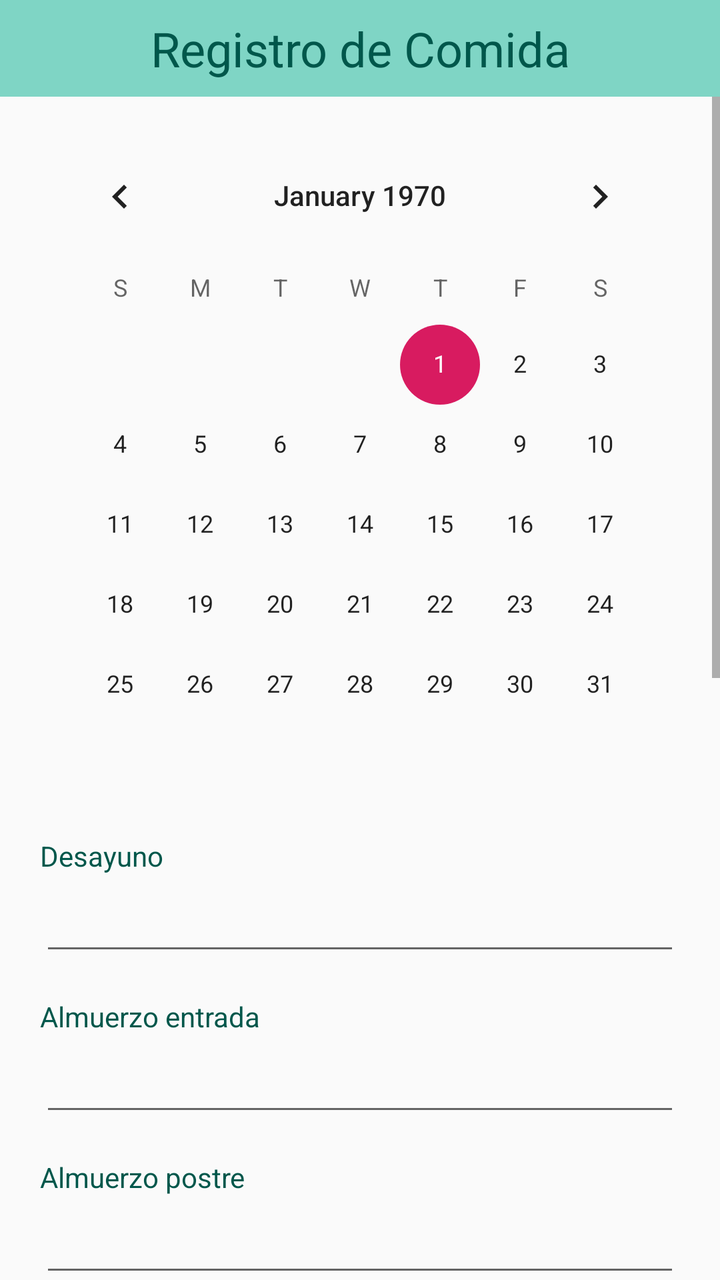
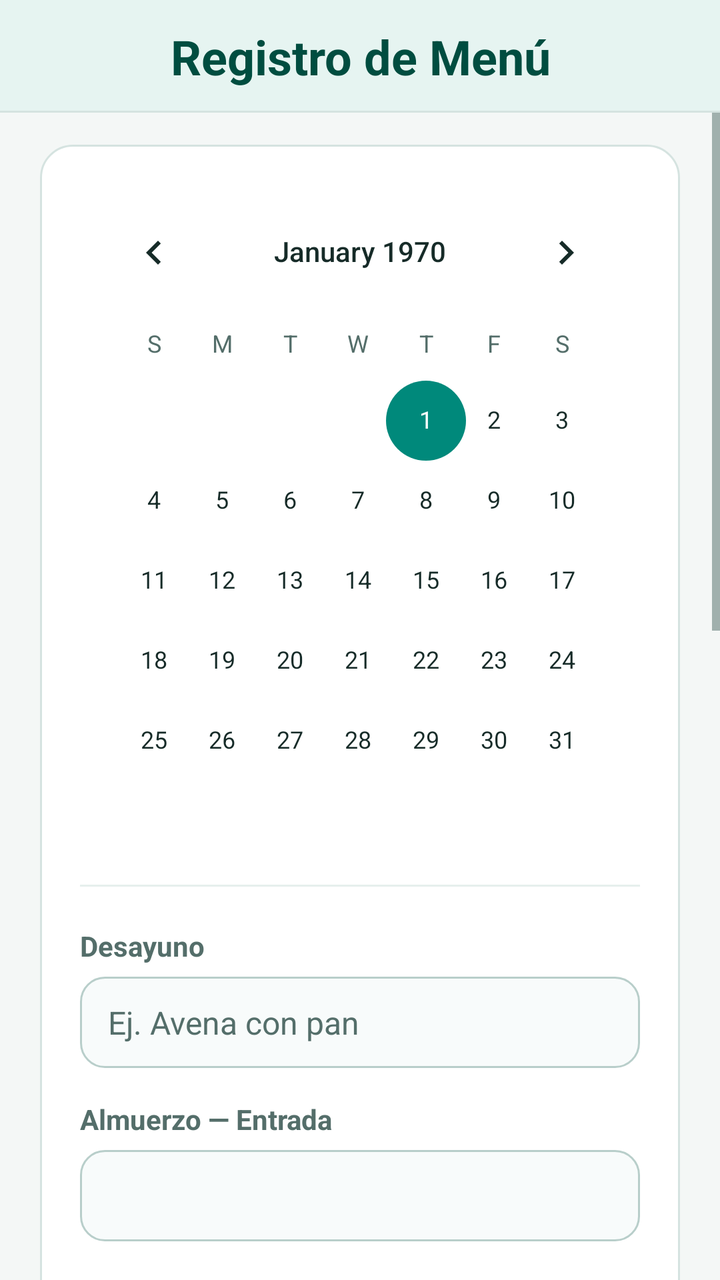

Two renders of the same Android screen: before a commit and after it. Below are the layout's source before the change and the commit's diff.
<!-- AndroidManifest.xml: application theme AppTheme -->
<!-- res/layout/fragment_fragmento_secretaria_horario.xml -->
<?xml version="1.0" encoding="utf-8"?>
<LinearLayout xmlns:android="http://schemas.android.com/apk/res/android"
    xmlns:app="http://schemas.android.com/apk/res-auto"
    xmlns:tools="http://schemas.android.com/tools"
    android:layout_width="match_parent"
    android:layout_height="match_parent"
    android:orientation="vertical"
    tools:context=".fragmento_secretaria.fragmento_secretaria_horario">

    <TextView
        android:id="@+id/textView17"
        android:layout_width="match_parent"
        android:layout_height="wrap_content"
        android:background="#7FD5C5"
        android:gravity="center_horizontal"
        android:paddingVertical="8dp"
        android:text="Registro de Comida"
        android:textColor="@color/colorPrimaryDark"
        android:textSize="@dimen/header_text_size" />

    <ScrollView
        android:layout_width="match_parent"
        android:layout_height="0dp"
        android:layout_weight="1"
        android:fillViewport="true">

        <androidx.constraintlayout.widget.ConstraintLayout
            android:layout_width="match_parent"
            android:layout_height="wrap_content"
            android:paddingStart="@dimen/screen_padding_horizontal"
            android:paddingTop="@dimen/screen_padding_vertical"
            android:paddingEnd="@dimen/screen_padding_horizontal"
            android:paddingBottom="@dimen/screen_padding_vertical">

            <LinearLayout
                android:layout_width="0dp"
                android:layout_height="wrap_content"
                android:orientation="vertical"
                app:layout_constraintEnd_toEndOf="parent"
                app:layout_constraintStart_toStartOf="parent"
                app:layout_constraintTop_toTopOf="parent"
                app:layout_constraintWidth_max="@dimen/content_max_width">

                <CalendarView
                    android:id="@+id/calendario"
                    android:layout_width="match_parent"
                    android:layout_height="wrap_content"
                    android:layout_gravity="center_horizontal" />

                <TextView
                    android:id="@+id/textView24"
                    android:layout_width="match_parent"
                    android:layout_height="wrap_content"
                    android:layout_marginTop="16dp"
                    android:text="Desayuno"
                    android:textColor="@color/colorPrimaryDark" />

                <EditText
                    android:id="@+id/text_desayuno"
                    android:layout_width="match_parent"
                    android:layout_height="wrap_content"
                    android:layout_marginTop="4dp"
                    android:ems="10"
                    android:inputType="textPersonName" />

                <TextView
                    android:id="@+id/textView25"
                    android:layout_width="match_parent"
                    android:layout_height="wrap_content"
                    android:layout_marginTop="16dp"
                    android:text="Almuerzo entrada"
                    android:textColor="@color/colorPrimaryDark" />

                <EditText
                    android:id="@+id/text_al_entrada"
                    android:layout_width="match_parent"
                    android:layout_height="wrap_content"
                    android:layout_marginTop="4dp"
                    android:ems="10"
                    android:inputType="textPersonName" />

                <TextView
                    android:id="@+id/textView26"
                    android:layout_width="match_parent"
                    android:layout_height="wrap_content"
                    android:layout_marginTop="16dp"
                    android:text="Almuerzo postre"
                    android:textColor="@color/colorPrimaryDark" />

                <EditText
                    android:id="@+id/text_al_postre"
                    android:layout_width="match_parent"
                    android:layout_height="wrap_content"
                    android:layout_marginTop="4dp"
                    android:ems="10"
                    android:inputType="textPersonName" />

                <TextView
                    android:id="@+id/textView27"
                    android:layout_width="match_parent"
                    android:layout_height="wrap_content"
                    android:layout_marginTop="16dp"
                    android:text="Almuerzo"
                    android:textColor="@color/colorPrimaryDark" />

                <EditText
                    android:id="@+id/text_al"
                    android:layout_width="match_parent"
                    android:layout_height="wrap_content"
                    android:layout_marginTop="4dp"
                    android:ems="10"
                    android:inputType="textPersonName" />

                <TextView
                    android:id="@+id/textView28"
                    android:layout_width="match_parent"
                    android:layout_height="wrap_content"
                    android:layout_marginTop="16dp"
                    android:text="Almuerzo bebida"
                    android:textColor="@color/colorPrimaryDark" />

                <EditText
                    android:id="@+id/text_al_bebida"
                    android:layout_width="match_parent"
                    android:layout_height="wrap_content"
                    android:layout_marginTop="4dp"
                    android:ems="10"
                    android:inputType="textPersonName" />

                <TextView
                    android:id="@+id/textView29"
                    android:layout_width="match_parent"
                    android:layout_height="wrap_content"
                    android:layout_marginTop="16dp"
                    android:text="Cena entrada"
                    android:textColor="@color/colorPrimaryDark" />

                <EditText
                    android:id="@+id/text_ce_entrada"
                    android:layout_width="match_parent"
                    android:layout_height="wrap_content"
                    android:layout_marginTop="4dp"
                    android:ems="10"
                    android:inputType="textPersonName" />

                <TextView
                    android:id="@+id/textView30"
                    android:layout_width="match_parent"
                    android:layout_height="wrap_content"
                    android:layout_marginTop="16dp"
                    android:text="Cena postre"
                    android:textColor="@color/colorPrimaryDark" />

                <EditText
                    android:id="@+id/text_ce_postre"
                    android:layout_width="match_parent"
                    android:layout_height="wrap_content"
                    android:layout_marginTop="4dp"
                    android:ems="10"
                    android:inputType="textPersonName" />

                <TextView
                    android:id="@+id/textView31"
                    android:layout_width="match_parent"
                    android:layout_height="wrap_content"
                    android:layout_marginTop="16dp"
                    android:text="Cena"
                    android:textColor="@color/colorPrimaryDark" />

                <EditText
                    android:id="@+id/text_ce"
                    android:layout_width="match_parent"
                    android:layout_height="wrap_content"
                    android:layout_marginTop="4dp"
                    android:ems="10"
                    android:inputType="textPersonName" />

                <TextView
                    android:id="@+id/textView32"
                    android:layout_width="match_parent"
                    android:layout_height="wrap_content"
                    android:layout_marginTop="16dp"
                    android:text="Cena bebida"
                    android:textColor="@color/colorPrimaryDark" />

                <EditText
                    android:id="@+id/text_ce_bebida"
                    android:layout_width="match_parent"
                    android:layout_height="wrap_content"
                    android:layout_marginTop="4dp"
                    android:ems="10"
                    android:inputType="textPersonName" />

                <Button
                    android:id="@+id/btn_registrar"
                    android:layout_width="@dimen/button_width"
                    android:layout_height="wrap_content"
                    android:layout_gravity="center_horizontal"
                    android:layout_marginTop="28dp"
                    android:layout_marginBottom="16dp"
                    android:background="#7FD5C5"
                    android:text="Guardar"
                    android:textColor="@color/colorPrimaryDark"
                    android:textSize="20sp" />

                <TextView
                    android:id="@+id/textView33"
                    android:layout_width="match_parent"
                    android:layout_height="wrap_content"
                    android:text="" />

            </LinearLayout>

        </androidx.constraintlayout.widget.ConstraintLayout>

    </ScrollView>

</LinearLayout>
<!-- resources referenced by this layout -->
<resources>
  <color name="colorPrimaryDark">#00574B</color>
  <dimen name="button_width">200dp</dimen>
  <style name="AppTheme" parent="Theme.AppCompat.Light.DarkActionBar">
          
          <item name="colorPrimary">@color/colorPrimary</item>
          <item name="colorPrimaryDark">@color/colorPrimaryDark</item>
          <item name="colorAccent">@color/colorAccent</item>
      </style>
  <color name="colorPrimary">#8BD8D0</color>
  <color name="colorAccent">#D81B60</color>
  <!-- unchanged entries left out for length: 4 -->
</resources>

<!-- the commit's change to res/layout/fragment_fragmento_secretaria_horario.xml (unified diff, before → after) -->
@@ -4,19 +4,14 @@
     xmlns:tools="http://schemas.android.com/tools"
     android:layout_width="match_parent"
     android:layout_height="match_parent"
+    android:background="@color/bgScreen"
     android:orientation="vertical"
     tools:context=".fragmento_secretaria.fragmento_secretaria_horario">
 
     <TextView
         android:id="@+id/textView17"
-        android:layout_width="match_parent"
-        android:layout_height="wrap_content"
-        android:background="#7FD5C5"
-        android:gravity="center_horizontal"
-        android:paddingVertical="8dp"
-        android:text="Registro de Comida"
-        android:textColor="@color/colorPrimaryDark"
-        android:textSize="@dimen/header_text_size" />
+        style="@style/ComedorSectionHeader"
+        android:text="Registro de Menú" />
 
     <ScrollView
         android:layout_width="match_parent"
@@ -33,6 +28,7 @@
             android:paddingBottom="@dimen/screen_padding_vertical">
 
             <LinearLayout
+                style="@style/ComedorCard"
                 android:layout_width="0dp"
                 android:layout_height="wrap_content"
                 android:orientation="vertical"
@@ -47,161 +43,153 @@
                     android:layout_height="wrap_content"
                     android:layout_gravity="center_horizontal" />
 
+                <View style="@style/ComedorDivider" />
+
                 <TextView
                     android:id="@+id/textView24"
-                    android:layout_width="match_parent"
-                    android:layout_height="wrap_content"
-                    android:layout_marginTop="16dp"
-                    android:text="Desayuno"
-                    android:textColor="@color/colorPrimaryDark" />
+                    style="@style/ComedorFieldLabel"
+                    android:layout_marginTop="8dp"
+                    android:text="Desayuno" />
 
                 <EditText
                     android:id="@+id/text_desayuno"
-                    android:layout_width="match_parent"
-                    android:layout_height="wrap_content"
-                    android:layout_marginTop="4dp"
-                    android:ems="10"
+                    style="@style/ComedorInput"
+                    android:layout_width="match_parent"
+                    android:layout_height="wrap_content"
+                    android:layout_marginTop="6dp"
+                    android:ems="10"
+                    android:hint="Ej. Avena con pan"
                     android:inputType="textPersonName" />
 
                 <TextView
                     android:id="@+id/textView25"
-                    android:layout_width="match_parent"
-                    android:layout_height="wrap_content"
-                    android:layout_marginTop="16dp"
-                    android:text="Almuerzo entrada"
-                    android:textColor="@color/colorPrimaryDark" />
+                    style="@style/ComedorFieldLabel"
+                    android:layout_marginTop="@dimen/form_section_spacing"
+                    android:text="Almuerzo — Entrada" />
 
                 <EditText
                     android:id="@+id/text_al_entrada"
-                    android:layout_width="match_parent"
-                    android:layout_height="wrap_content"
-                    android:layout_marginTop="4dp"
+                    style="@style/ComedorInput"
+                    android:layout_width="match_parent"
+                    android:layout_height="wrap_content"
+                    android:layout_marginTop="6dp"
                     android:ems="10"
                     android:inputType="textPersonName" />
 
                 <TextView
                     android:id="@+id/textView26"
-                    android:layout_width="match_parent"
-                    android:layout_height="wrap_content"
-                    android:layout_marginTop="16dp"
-                    android:text="Almuerzo postre"
-                    android:textColor="@color/colorPrimaryDark" />
+                    style="@style/ComedorFieldLabel"
+                    android:layout_marginTop="@dimen/form_section_spacing"
+                    android:text="Almuerzo — Postre" />
 
                 <EditText
                     android:id="@+id/text_al_postre"
-                    android:layout_width="match_parent"
-                    android:layout_height="wrap_content"
-                    android:layout_marginTop="4dp"
+                    style="@style/ComedorInput"
+                    android:layout_width="match_parent"
+                    android:layout_height="wrap_content"
+                    android:layout_marginTop="6dp"
                     android:ems="10"
                     android:inputType="textPersonName" />
 
                 <TextView
                     android:id="@+id/textView27"
-                    android:layout_width="match_parent"
-                    android:layout_height="wrap_content"
-                    android:layout_marginTop="16dp"
-                    android:text="Almuerzo"
-                    android:textColor="@color/colorPrimaryDark" />
+                    style="@style/ComedorFieldLabel"
+                    android:layout_marginTop="@dimen/form_section_spacing"
+                    android:text="Almuerzo — Plato principal" />
 
                 <EditText
                     android:id="@+id/text_al"
-                    android:layout_width="match_parent"
-                    android:layout_height="wrap_content"
-                    android:layout_marginTop="4dp"
+                    style="@style/ComedorInput"
+                    android:layout_width="match_parent"
+                    android:layout_height="wrap_content"
+                    android:layout_marginTop="6dp"
                     android:ems="10"
                     android:inputType="textPersonName" />
 
                 <TextView
                     android:id="@+id/textView28"
-                    android:layout_width="match_parent"
-                    android:layout_height="wrap_content"
-                    android:layout_marginTop="16dp"
-                    android:text="Almuerzo bebida"
-                    android:textColor="@color/colorPrimaryDark" />
+                    style="@style/ComedorFieldLabel"
+                    android:layout_marginTop="@dimen/form_section_spacing"
+                    android:text="Almuerzo — Bebida" />
 
                 <EditText
                     android:id="@+id/text_al_bebida"
-                    android:layout_width="match_parent"
-                    android:layout_height="wrap_content"
-                    android:layout_marginTop="4dp"
-                    android:ems="10"
-                    android:inputType="textPersonName" />
+                    style="@style/ComedorInput"
+                    android:layout_width="match_parent"
+                    android:layout_height="wrap_content"
+                    android:layout_marginTop="6dp"
+                    android:ems="10"
+                    android:inputType="textPersonName" />
+
+                <View style="@style/ComedorDivider" />
 
                 <TextView
                     android:id="@+id/textView29"
-                    android:layout_width="match_parent"
-                    android:layout_height="wrap_content"
-                    android:layout_marginTop="16dp"
-                    android:text="Cena entrada"
-                    android:textColor="@color/colorPrimaryDark" />
+                    style="@style/ComedorFieldLabel"
+                    android:layout_marginTop="8dp"
+                    android:text="Cena — Entrada" />
 
                 <EditText
                     android:id="@+id/text_ce_entrada"
-                    android:layout_width="match_parent"
-                    android:layout_height="wrap_content"
-                    android:layout_marginTop="4dp"
+                    style="@style/ComedorInput"
+                    android:layout_width="match_parent"
+                    android:layout_height="wrap_content"
+                    android:layout_marginTop="6dp"
                     android:ems="10"
                     android:inputType="textPersonName" />
 
                 <TextView
                     android:id="@+id/textView30"
-                    android:layout_width="match_parent"
-                    android:layout_height="wrap_content"
-                    android:layout_marginTop="16dp"
-                    android:text="Cena postre"
-                    android:textColor="@color/colorPrimaryDark" />
+                    style="@style/ComedorFieldLabel"
+                    android:layout_marginTop="@dimen/form_section_spacing"
+                    android:text="Cena — Postre" />
 
                 <EditText
                     android:id="@+id/text_ce_postre"
-                    android:layout_width="match_parent"
-                    android:layout_height="wrap_content"
-                    android:layout_marginTop="4dp"
+                    style="@style/ComedorInput"
+                    android:layout_width="match_parent"
+                    android:layout_height="wrap_content"
+                    android:layout_marginTop="6dp"
                     android:ems="10"
                     android:inputType="textPersonName" />
 
                 <TextView
                     android:id="@+id/textView31"
-                    android:layout_width="match_parent"
-                    android:layout_height="wrap_content"
-                    android:layout_marginTop="16dp"
-                    android:text="Cena"
-                    android:textColor="@color/colorPrimaryDark" />
+                    style="@style/ComedorFieldLabel"
+                    android:layout_marginTop="@dimen/form_section_spacing"
+                    android:text="Cena — Plato principal" />
 
                 <EditText
                     android:id="@+id/text_ce"
-                    android:layout_width="match_parent"
-                    android:layout_height="wrap_content"
-                    android:layout_marginTop="4dp"
+                    style="@style/ComedorInput"
+                    android:layout_width="match_parent"
+                    android:layout_height="wrap_content"
+                    android:layout_marginTop="6dp"
                     android:ems="10"
                     android:inputType="textPersonName" />
 
                 <TextView
                     android:id="@+id/textView32"
-                    android:layout_width="match_parent"
-                    android:layout_height="wrap_content"
-                    android:layout_marginTop="16dp"
-                    android:text="Cena bebida"
-                    android:textColor="@color/colorPrimaryDark" />
+                    style="@style/ComedorFieldLabel"
+                    android:layout_marginTop="@dimen/form_section_spacing"
+                    android:text="Cena — Bebida" />
 
                 <EditText
                     android:id="@+id/text_ce_bebida"
-                    android:layout_width="match_parent"
-                    android:layout_height="wrap_content"
-                    android:layout_marginTop="4dp"
+                    style="@style/ComedorInput"
+                    android:layout_width="match_parent"
+                    android:layout_height="wrap_content"
+                    android:layout_marginTop="6dp"
                     android:ems="10"
                     android:inputType="textPersonName" />
 
                 <Button
                     android:id="@+id/btn_registrar"
-                    android:layout_width="@dimen/button_width"
-                    android:layout_height="wrap_content"
-                    android:layout_gravity="center_horizontal"
-                    android:layout_marginTop="28dp"
-                    android:layout_marginBottom="16dp"
-                    android:background="#7FD5C5"
-                    android:text="Guardar"
-                    android:textColor="@color/colorPrimaryDark"
-                    android:textSize="20sp" />
+                    style="@style/ComedorButtonPrimary"
+                    android:layout_width="match_parent"
+                    android:layout_height="wrap_content"
+                    android:layout_marginTop="24dp"
+                    android:text="Guardar menú" />
 
                 <TextView
                     android:id="@+id/textView33"
<!-- resource entries referenced after the edit -->
@@ -1,15 +1,155 @@
 <!-- resources referenced by this layout -->
 <resources>
-  <color name="colorPrimaryDark">#00574B</color>
-  <dimen name="button_width">200dp</dimen>
+  <color name="bgScreen">#F4F7F6</color>
+  <dimen name="form_section_spacing">16dp</dimen>
+  <style name="ComedorButtonPrimary">
+          <item name="android:background">@drawable/bg_btn_primary</item>
+          <item name="android:minHeight">48dp</item>
+          <item name="android:paddingStart">20dp</item>
+          <item name="android:paddingEnd">20dp</item>
+          <item name="android:paddingTop">10dp</item>
+          <item name="android:paddingBottom">10dp</item>
+          <item name="android:textAllCaps">false</item>
+          <item name="android:textColor">@color/textOnPrimary</item>
+          <item name="android:textSize">17sp</item>
+          <item name="android:textStyle">bold</item>
+      </style>
+  <style name="ComedorCard">
+          <item name="android:background">@drawable/bg_card</item>
+          <item name="android:padding">20dp</item>
+      </style>
+  <style name="ComedorDivider">
+          <item name="android:layout_width">match_parent</item>
+          <item name="android:layout_height">1dp</item>
+          <item name="android:layout_marginTop">12dp</item>
+          <item name="android:layout_marginBottom">12dp</item>
+          <item name="android:background">@color/dividerSoft</item>
+      </style>
+  <style name="ComedorFieldLabel">
+          <item name="android:layout_width">match_parent</item>
+          <item name="android:layout_height">wrap_content</item>
+          <item name="android:textColor">@color/textSecondary</item>
+          <item name="android:textSize">14sp</item>
+          <item name="android:textStyle">bold</item>
+      </style>
+  <style name="ComedorInput">
+          <item name="android:background">@drawable/bg_input</item>
+          <item name="android:paddingStart">14dp</item>
+          <item name="android:paddingEnd">14dp</item>
+          <item name="android:paddingTop">12dp</item>
+          <item name="android:paddingBottom">12dp</item>
+          <item name="android:textColor">@color/textPrimary</item>
+          <item name="android:textColorHint">@color/textSecondary</item>
+          <item name="android:textSize">@dimen/body_text_size</item>
+      </style>
+  <style name="ComedorSectionHeader">
+          <item name="android:layout_width">match_parent</item>
+          <item name="android:layout_height">wrap_content</item>
+          <item name="android:background">@drawable/bg_header_banner</item>
+          <item name="android:gravity">center_horizontal</item>
+          <item name="android:paddingTop">12dp</item>
+          <item name="android:paddingBottom">12dp</item>
+          <item name="android:paddingStart">16dp</item>
+          <item name="android:paddingEnd">16dp</item>
+          <item name="android:textColor">@color/colorPrimaryDark</item>
+          <item name="android:textSize">@dimen/header_text_size</item>
+          <item name="android:textStyle">bold</item>
+      </style>
+  <color name="colorPrimaryDark">#004D40</color>
   <style name="AppTheme" parent="Theme.AppCompat.Light.DarkActionBar">
-          
           <item name="colorPrimary">@color/colorPrimary</item>
           <item name="colorPrimaryDark">@color/colorPrimaryDark</item>
           <item name="colorAccent">@color/colorAccent</item>
+          <item name="android:windowBackground">@color/bgScreen</item>
+          <item name="android:textColorPrimary">@color/textPrimary</item>
+          <item name="android:textColorSecondary">@color/textSecondary</item>
       </style>
-  <color name="colorPrimary">#8BD8D0</color>
-  <color name="colorAccent">#D81B60</color>
+  <!-- drawable bg_btn_primary (drawable) -->
+  <?xml version="1.0" encoding="utf-8"?>
+  <selector xmlns:android="http://schemas.android.com/apk/res/android">
+      <item android:state_enabled="false">
+          <shape android:shape="rectangle">
+              <solid android:color="@color/btnPrimaryDisabled" />
+              <corners android:radius="12dp" />
+          </shape>
+      </item>
+      <item android:state_pressed="true">
+          <shape android:shape="rectangle">
+              <solid android:color="@color/btnPrimaryPressed" />
+              <corners android:radius="12dp" />
+          </shape>
+      </item>
+      <item>
+          <shape android:shape="rectangle">
+              <solid android:color="@color/colorPrimary" />
+              <corners android:radius="12dp" />
+          </shape>
+      </item>
+  </selector>
+  <color name="textOnPrimary">#FFFFFF</color>
+  <!-- drawable bg_card (drawable) -->
+  <?xml version="1.0" encoding="utf-8"?>
+  <shape xmlns:android="http://schemas.android.com/apk/res/android"
+      android:shape="rectangle">
+      <solid android:color="@color/bgCard" />
+      <corners android:radius="16dp" />
+      <stroke
+          android:width="1dp"
+          android:color="@color/borderCard" />
+  </shape>
+  <color name="dividerSoft">#E6EFED</color>
+  <color name="textSecondary">#546E6A</color>
+  <!-- drawable bg_input (drawable) -->
+  <?xml version="1.0" encoding="utf-8"?>
+  <selector xmlns:android="http://schemas.android.com/apk/res/android">
+      <item android:state_enabled="false">
+          <shape android:shape="rectangle">
+              <solid android:color="@color/bgInputDisabled" />
+              <corners android:radius="12dp" />
+              <stroke android:width="1dp" android:color="@color/borderCard" />
+          </shape>
+      </item>
+      <item android:state_focused="true">
+          <shape android:shape="rectangle">
+              <solid android:color="@color/bgCard" />
+              <corners android:radius="12dp" />
+              <stroke android:width="2dp" android:color="@color/colorAccent" />
+          </shape>
+      </item>
+      <item>
+          <shape android:shape="rectangle">
+              <solid android:color="@color/bgInput" />
+              <corners android:radius="12dp" />
+              <stroke android:width="1dp" android:color="@color/borderInput" />
+          </shape>
+      </item>
+  </selector>
+  <color name="textPrimary">#162B28</color>
+  <dimen name="body_text_size">16sp</dimen>
+  <!-- drawable bg_header_banner (drawable) -->
+  <?xml version="1.0" encoding="utf-8"?>
+  <layer-list xmlns:android="http://schemas.android.com/apk/res/android">
+      <item>
+          <shape android:shape="rectangle">
+              <solid android:color="@color/borderCard" />
+          </shape>
+      </item>
+      <item android:bottom="1dp">
+          <shape android:shape="rectangle">
+              <solid android:color="@color/bgSurfaceSoft" />
+          </shape>
+      </item>
+  </layer-list>
+  <color name="colorPrimary">#00695C</color>
+  <color name="colorAccent">#00897B</color>
+  <color name="btnPrimaryDisabled">#B0C4C1</color>
+  <color name="btnPrimaryPressed">#004D40</color>
+  <color name="bgCard">#FFFFFF</color>
+  <color name="borderCard">#D5E3E0</color>
+  <color name="bgInputDisabled">#EEF4F3</color>
+  <color name="bgInput">#F8FBFB</color>
+  <color name="borderInput">#B8CECA</color>
+  <color name="bgSurfaceSoft">#E6F4F1</color>
   <!-- unchanged entries left out for length: 4 -->
 </resources>
 
